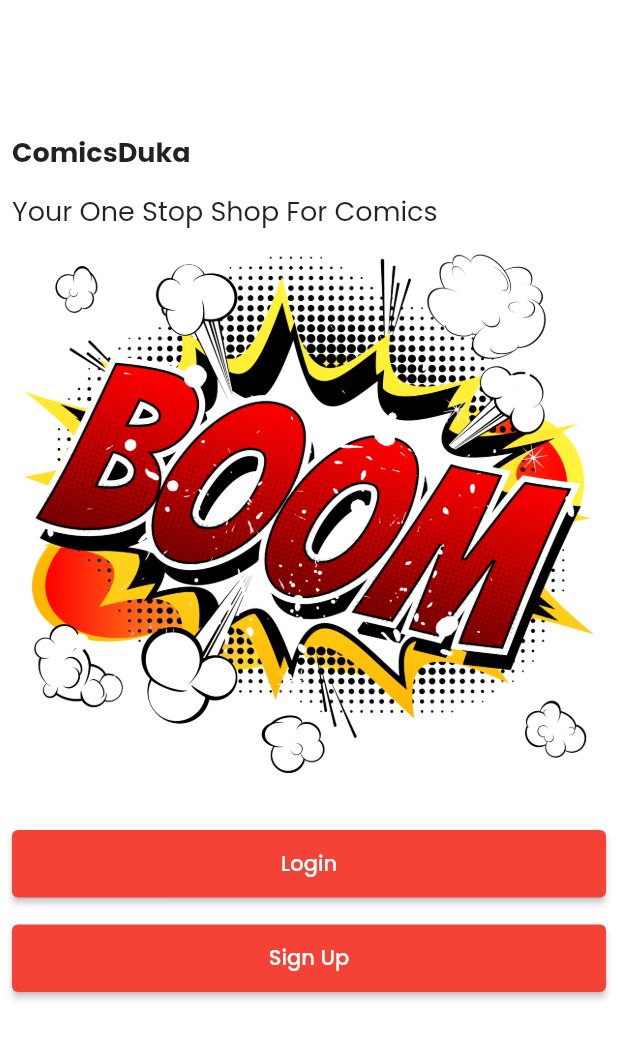
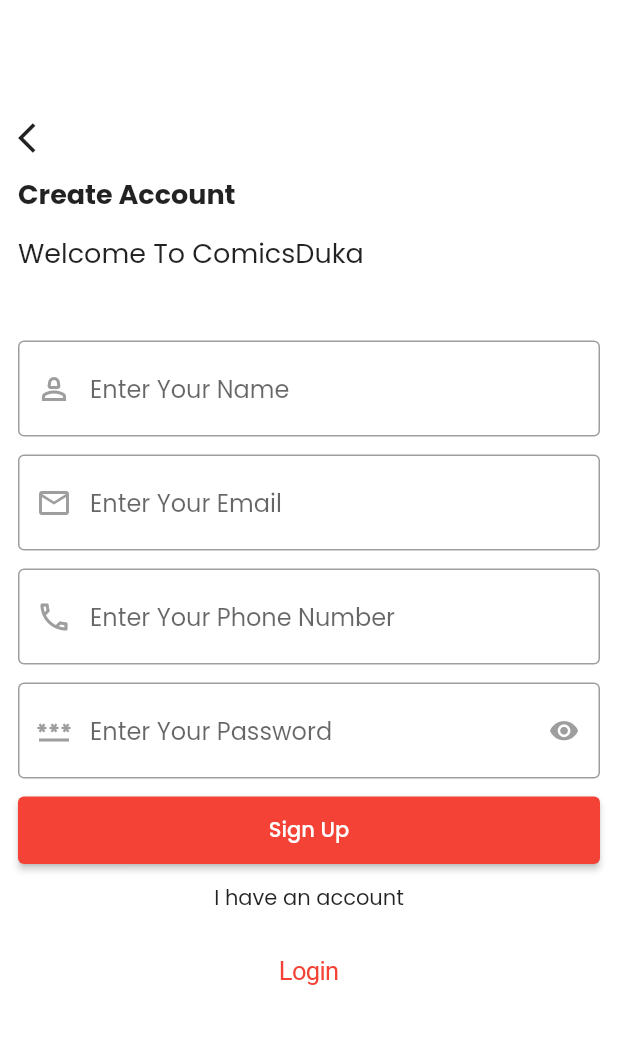
Before and after one commit to mwaidesu/comicsduka, a Flutter app: the screen it shows after launch, after a tap on "Sign Up", on a phone screen of 412 x 824 dp. Shown: the top 1039 px of the screen. Run offline on Flutter 3.47's test engine with Material 2 defaults, Android fonts, the phone set to English and light mode, and no system bars; our stand-ins replace flutter_screenutil, google_fonts.

Commit message:
Create sign up screen UI

```diff
--- a/lib/screens/auth_ui/login/login.dart
+++ b/lib/screens/auth_ui/login/login.dart
@@ -1,5 +1,7 @@
 // ignore_for_file: unnecessary_const
 
+import 'package:comicsduka/constants/routes.dart';
+import 'package:comicsduka/screens/auth_ui/sign_up/sign_up.dart';
 import 'package:comicsduka/widgets/primary_button/primary_button.dart';
 import 'package:comicsduka/widgets/top_titles/top_titles.dart';
 import 'package:flutter/cupertino.dart';
@@ -79,12 +81,12 @@
             ),
             Center(
                 child: CupertinoButton(
-                    onPressed: () {},
+                    onPressed: () {
+                      Routes.instance.push(widget: SignUp(), context: context);
+                    },
                     child: Text(
                       "Create an Account",
-                      style:TextStyle(
-                        color: Theme.of(context).primaryColor
-                      ),
+                      style: TextStyle(color: Theme.of(context).primaryColor),
                     )))
           ],
         ),
--- /dev/null
+++ b/lib/screens/auth_ui/sign_up/sign_up.dart
@@ -0,0 +1,124 @@
+// ignore_for_file: unnecessary_const
+
+import 'package:comicsduka/constants/routes.dart';
+import 'package:comicsduka/screens/auth_ui/login/login.dart';
+import 'package:comicsduka/widgets/primary_button/primary_button.dart';
+import 'package:comicsduka/widgets/top_titles/top_titles.dart';
+import 'package:flutter/cupertino.dart';
+import 'package:flutter/material.dart';
+
+class SignUp extends StatefulWidget {
+  const SignUp({super.key});
+
+  @override
+  State<SignUp> createState() => _SignUpState();
+}
+
+class _SignUpState extends State<SignUp> {
+  bool isShowPassword = true;
+  @override
+  Widget build(BuildContext context) {
+    return Scaffold(
+      // resizeToAvoidBottomInset: false,
+      body: SingleChildScrollView(
+        child: Padding(
+          padding: const EdgeInsets.all(12.0),
+          child: Column(
+            crossAxisAlignment: CrossAxisAlignment.start,
+            children: [
+              // Icon(Icons.arrow_back),
+              const TopTitles(
+                  title: "Create Account", subtitle: "Welcome To ComicsDuka"),
+
+              const SizedBox(
+                height: 45.0,
+              ),
+              TextFormField(
+                decoration: const InputDecoration(
+                  hintText: "Enter Your Name",
+                  prefixIcon: Icon(Icons.person_2_outlined,
+                  ),
+                ),
+              ),
+              const SizedBox(
+                height: 12.0,
+              ),
+              TextFormField(
+                keyboardType: TextInputType.emailAddress,
+                decoration: const InputDecoration(
+                  hintText: "Enter Your Email",
+
+                  prefixIcon: Icon(
+                    Icons.email_outlined,
+                  ),
+                ),
+              ),
+
+              const SizedBox(
+                height: 12.0,
+              ),
+              TextFormField(
+                keyboardType: TextInputType.phone,
+                decoration: const InputDecoration(
+                  hintText: "Enter Your Phone Number",
+                  prefixIcon: Icon(
+                    Icons.phone_outlined,
+                  ),
+                ),
+              ),
+              const SizedBox(
+                height: 12.0,
+              ),
+              TextFormField(
+                obscureText: isShowPassword,
+                decoration: InputDecoration(
+                  hintText: "Enter Your Password",
+                  prefixIcon: const Icon(
+                    Icons.password_outlined,
+                  ),
+                  suffixIcon: CupertinoButton(
+                      onPressed: () {
+                        setState(() {
+                          isShowPassword = !isShowPassword;
+                          // print(isShowPassword);
+                        });
+                      },
+                      padding: EdgeInsets.zero,
+                      child: const Icon(
+                        Icons.visibility,
+                        color: Colors.grey,
+                      )),
+                ),
+              ),
+              const SizedBox(
+                height: 12.0,
+              ),
+              PrimaryButton(
+                title: "Sign Up",
+                onPressed: () {},
+              ),
+              const SizedBox(
+                height: 12.0,
+              ),
+              const Center(
+                child: Text("I have an account"),
+              ),
+              const SizedBox(
+                height: 12.0,
+              ),
+              Center(
+                  child: CupertinoButton(
+                      onPressed: () {
+                        Routes.instance.push(widget: Login(), context: context);
+                      },
+                      child: Text(
+                        "Login",
+                        style: TextStyle(color: Theme.of(context).primaryColor),
+                      )))
+            ],
+          ),
+        ),
+      ),
+    );
+  }
+}
--- a/lib/screens/auth_ui/welcome/welcome.dart
+++ b/lib/screens/auth_ui/welcome/welcome.dart
@@ -1,6 +1,7 @@
 import 'package:comicsduka/constants/asset_images.dart';
 import 'package:comicsduka/constants/routes.dart';
 import 'package:comicsduka/screens/auth_ui/login/login.dart';
+import 'package:comicsduka/screens/auth_ui/sign_up/sign_up.dart';
 import 'package:comicsduka/widgets/primary_button/primary_button.dart';
 import 'package:comicsduka/widgets/top_titles/top_titles.dart';
 import 'package:flutter/cupertino.dart';
@@ -67,7 +68,9 @@
           ),
           PrimaryButton(
             title: "Sign Up",
-            onPressed: () {},
+            onPressed: () {
+              Routes.instance.push(widget: const SignUp(), context: context);
+            },
           ),
         ],
       ),
```
